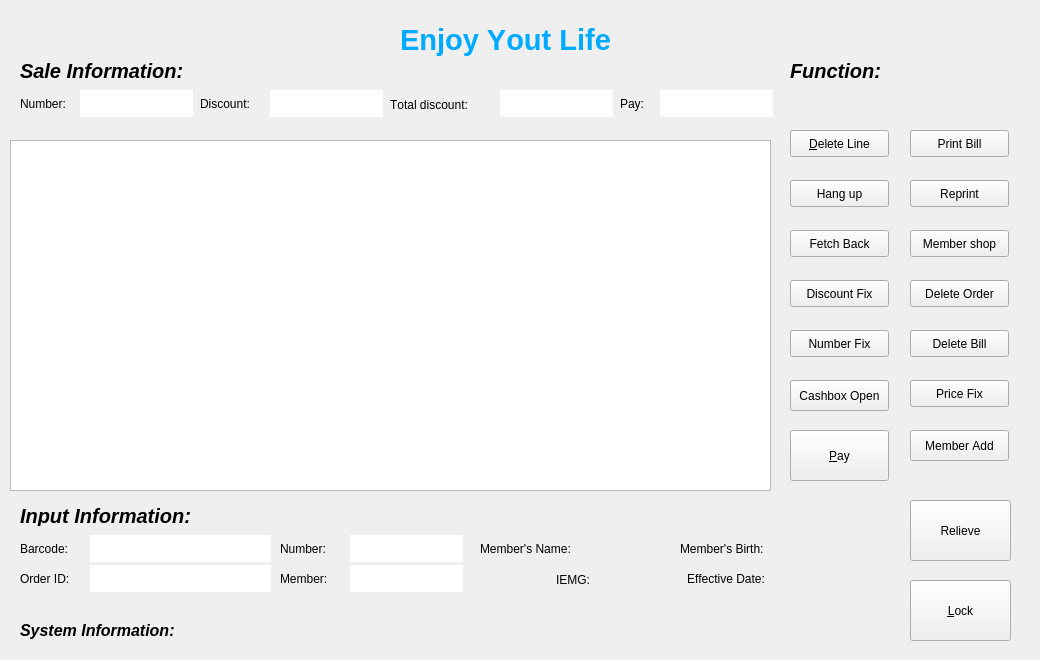
Old version of the form work.ui in the repository weiweiwangblade/POS_system.
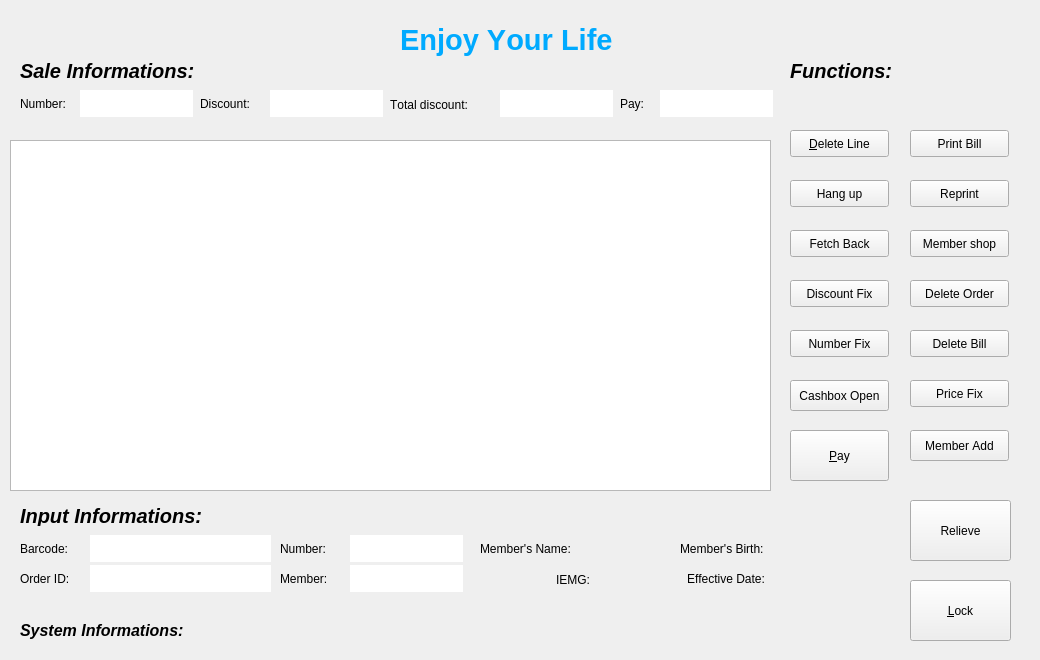
New version of the form.

Commit message: font fix in KDE

Diff of the .ui file:
```diff
--- a/work.ui
+++ b/work.ui
@@ -29,7 +29,7 @@
     <rect>
      <x>20</x>
      <y>60</y>
-     <width>171</width>
+     <width>251</width>
      <height>21</height>
     </rect>
    </property>
@@ -46,7 +46,7 @@
     <bool>false</bool>
    </property>
    <property name="text">
-    <string>Sale Information:</string>
+    <string>Sale Informations:</string>
    </property>
   </widget>
   <widget class="QTableView" name="tableView">
@@ -64,7 +64,7 @@
     <rect>
      <x>20</x>
      <y>505</y>
-     <width>181</width>
+     <width>271</width>
      <height>21</height>
     </rect>
    </property>
@@ -78,7 +78,7 @@
     </font>
    </property>
    <property name="text">
-    <string>Input Information:</string>
+    <string>Input Informations:</string>
    </property>
   </widget>
   <widget class="QLabel" name="label_11">
@@ -526,7 +526,7 @@
     <rect>
      <x>400</x>
      <y>20</y>
-     <width>211</width>
+     <width>311</width>
      <height>41</height>
     </rect>
    </property>
@@ -541,7 +541,7 @@
     <string notr="true"/>
    </property>
    <property name="text">
-    <string>&lt;html&gt;&lt;head/&gt;&lt;body&gt;&lt;p&gt;&lt;span style=&quot; font-size:22pt; font-weight:600; color:#00aaff;&quot;&gt;Enjoy Yout Life&lt;/span&gt;&lt;/p&gt;&lt;/body&gt;&lt;/html&gt;</string>
+    <string>&lt;html&gt;&lt;head/&gt;&lt;body&gt;&lt;p&gt;&lt;span style=&quot; font-size:22pt; color:#00aaff;&quot;&gt;Enjoy Your Life&lt;/span&gt;&lt;/p&gt;&lt;/body&gt;&lt;/html&gt;</string>
    </property>
   </widget>
   <widget class="QLabel" name="label_16">
@@ -549,7 +549,7 @@
     <rect>
      <x>790</x>
      <y>60</y>
-     <width>91</width>
+     <width>141</width>
      <height>21</height>
     </rect>
    </property>
@@ -563,7 +563,7 @@
     </font>
    </property>
    <property name="text">
-    <string>Function:</string>
+    <string>Functions:</string>
    </property>
   </widget>
   <widget class="QLabel" name="label_17">
@@ -571,7 +571,7 @@
     <rect>
      <x>20</x>
      <y>620</y>
-     <width>161</width>
+     <width>231</width>
      <height>21</height>
     </rect>
    </property>
@@ -585,7 +585,7 @@
     </font>
    </property>
    <property name="text">
-    <string>System Information:</string>
+    <string>System Informations:</string>
    </property>
   </widget>
   <widget class="QLineEdit" name="lineEdit">
```
The commit also changes 2 other files.
